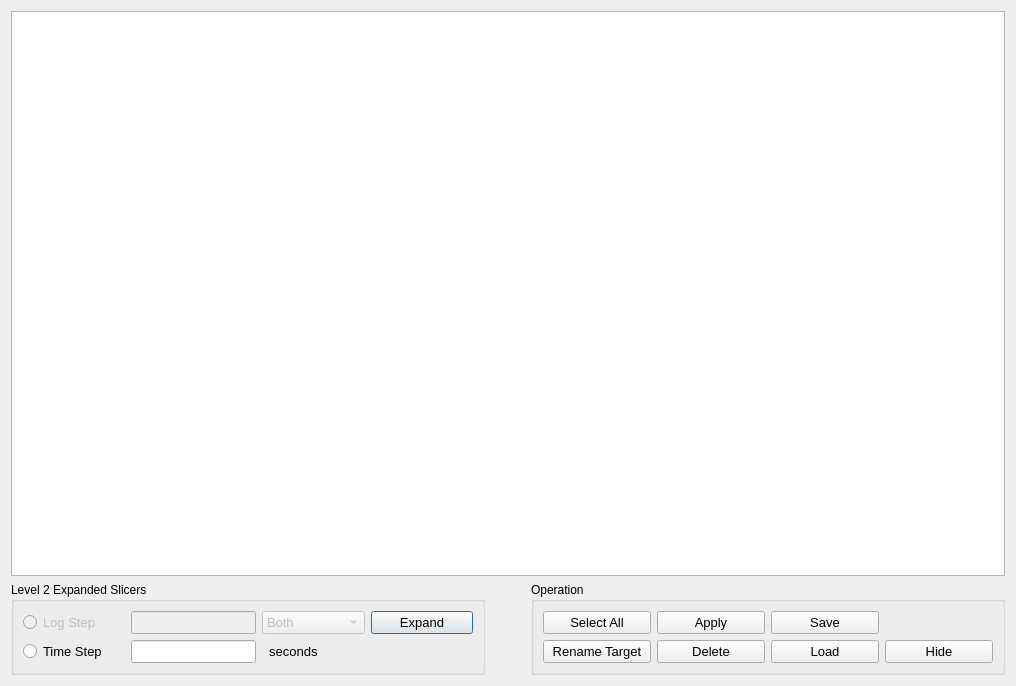
Before: the Qt Designer form designer/ManualSlicerTable.ui in neutrons/PyVDrive, drawn with Qt 5.
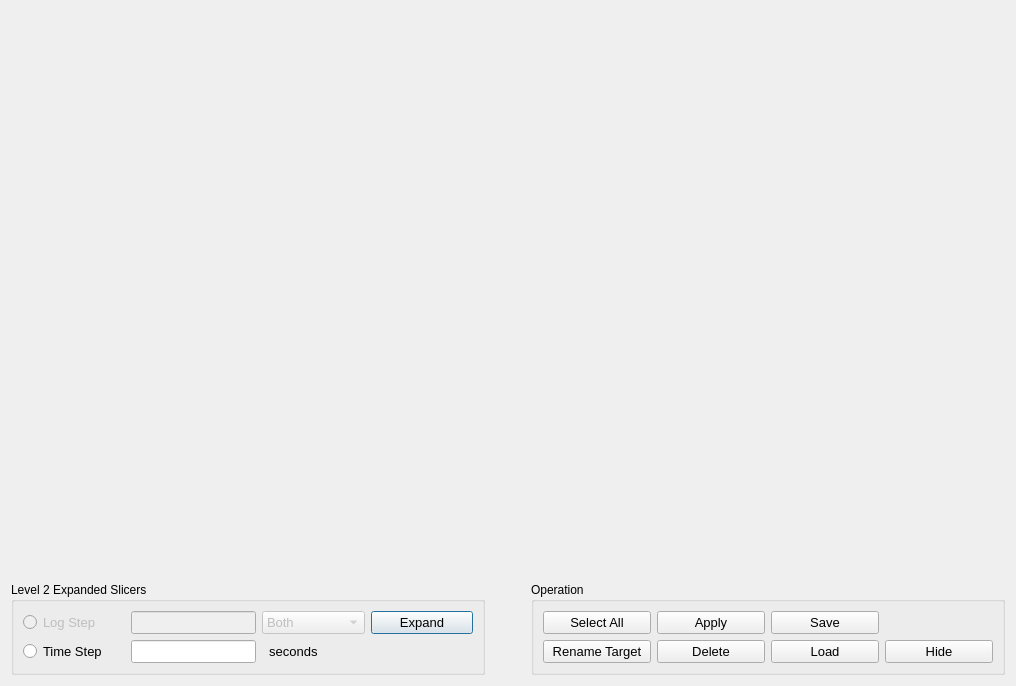
After: the same form once the commit is applied. Custom widgets are drawn as their Qt base class.

The edit to the form file:
```diff
--- a/designer/ManualSlicerTable.ui
+++ b/designer/ManualSlicerTable.ui
@@ -15,7 +15,7 @@
   </property>
   <layout class="QVBoxLayout" name="verticalLayout">
    <item>
-    <widget class="DataSlicerSegmentTable" name="tableWidget_segments">
+<widget class="QFrame" name="frame_tableWidget_segments">
      <property name="sizePolicy">
       <sizepolicy hsizetype="Minimum" vsizetype="Expanding">
        <horstretch>0</horstretch>
```
